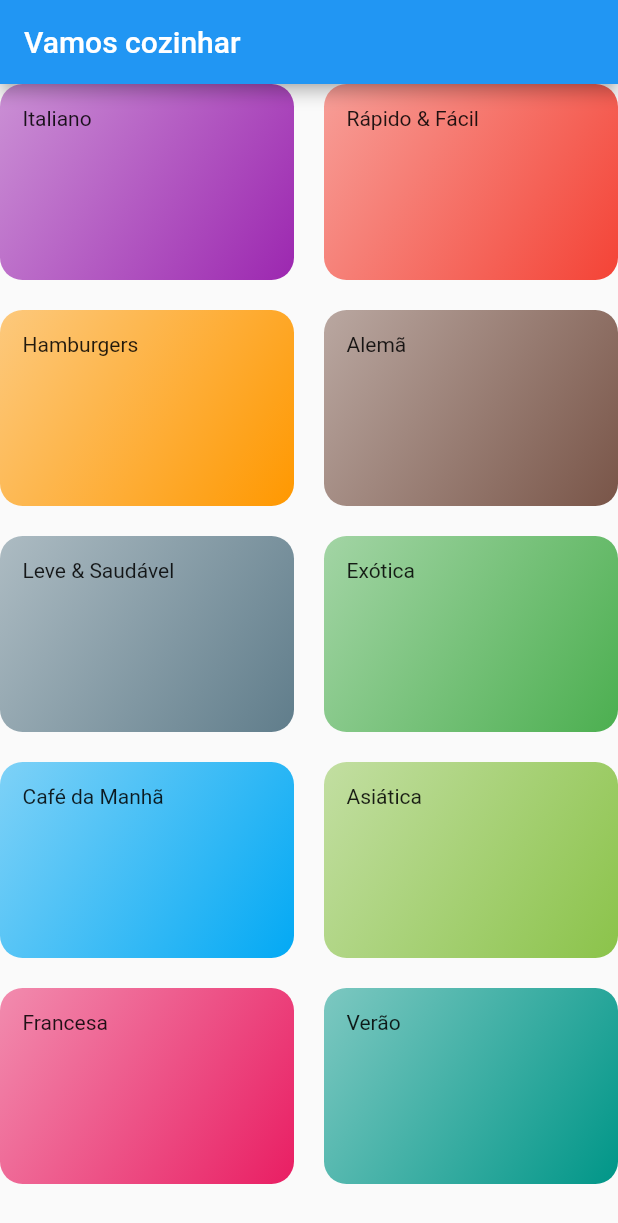
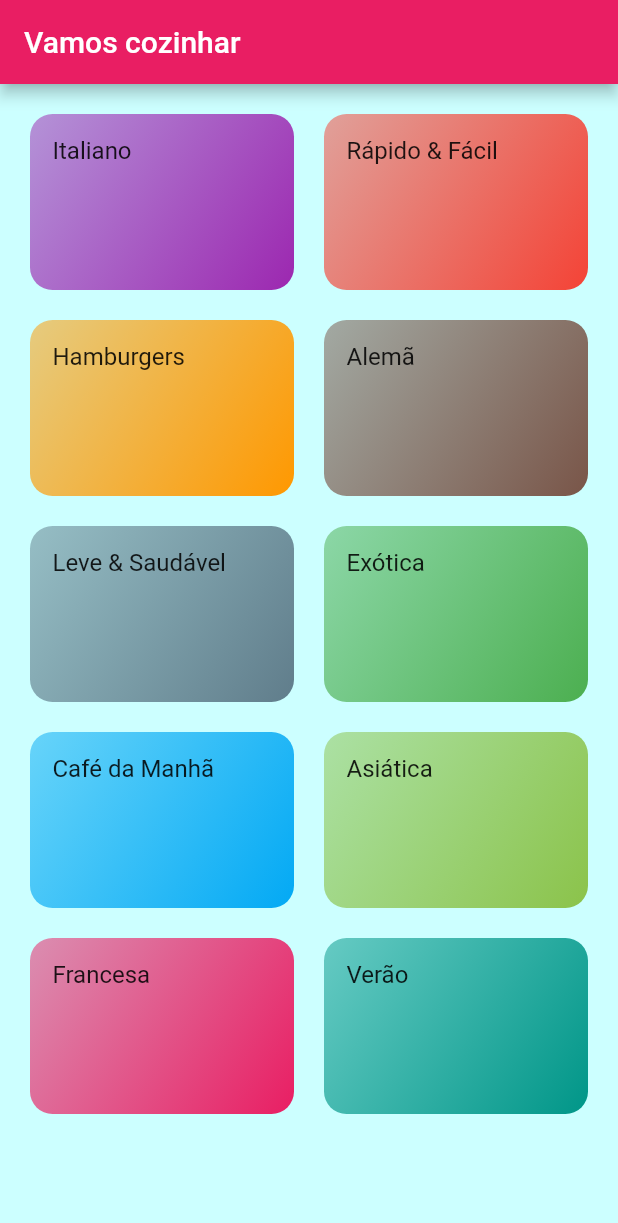
Before and after one commit to LRScudeletti/flutter-meals, a Flutter app: the screen it shows after launch, on a phone screen of 412 x 824 dp. Shown: the top 1223 px of the screen. Run offline on Flutter 3.47's test engine with Material 2 defaults, Android fonts, the phone set to English and light mode, and no system bars.

Commit message:
Adicionado tema aos componentes

```diff
--- a/lib/components/category_item.dart
+++ b/lib/components/category_item.dart
@@ -12,6 +12,7 @@ class CategoryItem extends StatelessWidget {
       padding: const EdgeInsets.all(15),
       child: Text(
         category.title,
+        style: Theme.of(context).textTheme.subtitle1,
       ),
       decoration: BoxDecoration(
           borderRadius: BorderRadius.circular(15),
--- a/lib/main.dart
+++ b/lib/main.dart
@@ -11,7 +11,15 @@ class MyApp extends StatelessWidget {
     return MaterialApp(
       title: 'DeliMeals',
       theme: ThemeData(
-        primarySwatch: Colors.blue,
+        colorScheme: ColorScheme.fromSwatch(primarySwatch: Colors.pink)
+            .copyWith(secondary: Colors.amber),
+        fontFamily: 'Raleway',
+        canvasColor: const Color.fromRGBO(204, 255, 255, 1),
+        textTheme: ThemeData.light().textTheme.copyWith(
+                subtitle2: const TextStyle(
+              fontSize: 20,
+              fontFamily: 'RobotoCondensed',
+            )),
       ),
       home: const CategoriesScreen(),
     );
--- a/lib/screens/categories_screen.dart
+++ b/lib/screens/categories_screen.dart
@@ -9,9 +9,10 @@ class CategoriesScreen extends StatelessWidget {
   Widget build(BuildContext context) {
     return Scaffold(
       appBar: AppBar(
-        title: Text("Vamos cozinhar"),
+        title: const Text("Vamos cozinhar"),
       ),
       body: GridView(
+        padding: const EdgeInsets.all(20),
         gridDelegate: SliverGridDelegateWithMaxCrossAxisExtent(
           maxCrossAxisExtent: 200,
           childAspectRatio: 3 / 2,
```
Also changed, not shown: pubspec.yaml (+17 -12 lines), assets/fonts/Raleway-Black.ttf (added), assets/fonts/Raleway-Bold.ttf (added), assets/fonts/Raleway-Regular.ttf (added), assets/fonts/RobotoCondensed-Bold.ttf (added), assets/fonts/RobotoCondensed-Italic.ttf (added), assets/fonts/RobotoCondensed-Light.ttf (added), assets/fonts/RobotoCondensed-Regular.ttf (added).
